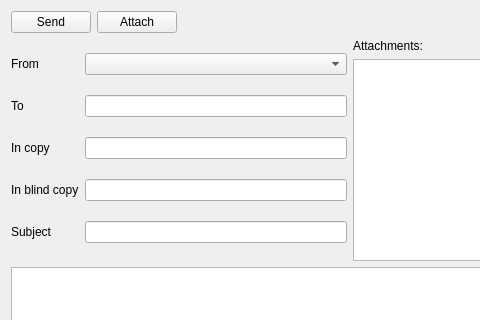
First picture: the form in src/modules/windows/email/WriteEmailMessageWidget.ui, repository honza-c/otter-browser, before the edit; both pictures show x 0 to 480 and y 0 to 320 of the 699 by 500 pixel window.
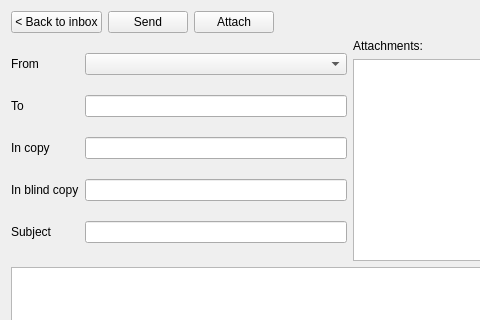
Second picture: the form after the edit. Icons and pictures are not drawn. Custom widgets are drawn as their Qt base class.

Commit message: Widget for writing emails implemented into EmailContentsWidget

```diff
--- a/src/modules/windows/email/WriteEmailMessageWidget.ui
+++ b/src/modules/windows/email/WriteEmailMessageWidget.ui
@@ -18,6 +18,13 @@
     <layout class="QVBoxLayout" name="verticalLayout_3">
      <item>
       <layout class="QHBoxLayout" name="horizontalLayout_2">
+       <item>
+        <widget class="QPushButton" name="backToInboxButton">
+         <property name="text">
+          <string>&lt; Back to inbox</string>
+         </property>
+        </widget>
+       </item>
        <item>
         <widget class="QPushButton" name="sendButton">
          <property name="text">
```
Left out of the diff: 6 changed lines with no effect on the pictures. The commit also changes 6 other files.
